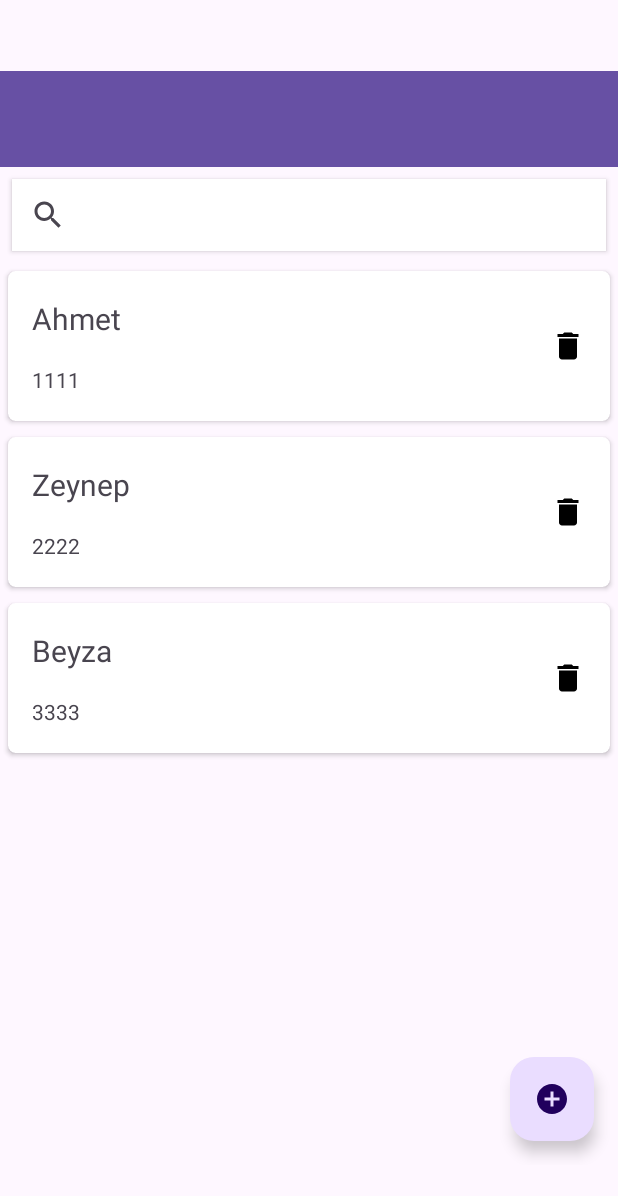
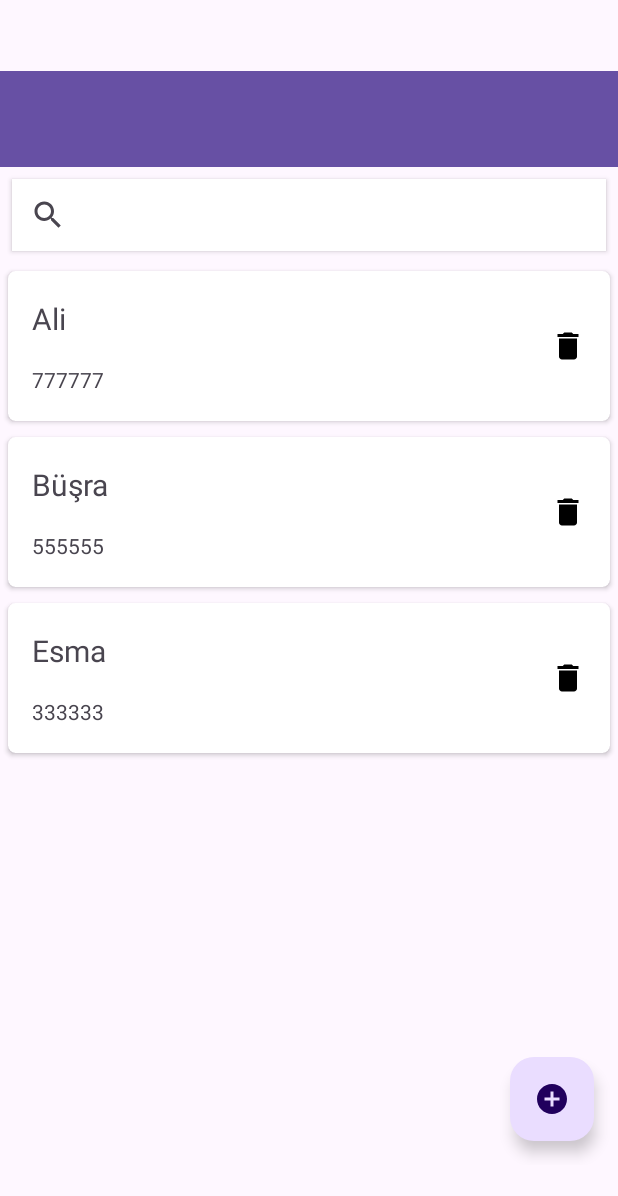
Before and after one commit to ZeliAkman/Contacts, an Android app: the screen it shows after launch (MainActivity), on a phone screen of 412 x 824 dp. Shown: the top 1196 px of the screen. Run offline under Robolectric (Android 15) with nearby library versions, the phone set to English and light mode, and no system bars; our stand-ins replace Dagger/Hilt's generated code, Room's generated code, data binding; 1 statement that could not run was skipped.

```diff
--- a/app/build.gradle.kts
+++ b/app/build.gradle.kts
@@ -65,4 +65,16 @@ dependencies {
     implementation("com.google.dagger:hilt-android:2.48")
     kapt("com.google.dagger:hilt-android-compiler:2.48")
 
+    // Room kutuphanesi
+
+
+    implementation ("androidx.room:room-runtime:2.6.1")
+    kapt ("androidx.room:room-compiler:2.6.1")
+    implementation ("androidx.room:room-ktx:2.6.1")
+    implementation ("androidx.lifecycle:lifecycle-runtime-ktx:2.6.2")
+
+
+
+
+
 }
--- a/app/src/main/java/com/example/ccontectssmvvm/data/datasource/KisilerDataSource.kt
+++ b/app/src/main/java/com/example/ccontectssmvvm/data/datasource/KisilerDataSource.kt
@@ -2,22 +2,15 @@ package com.example.ccontectssmvvm.data.datasource
 
 import android.util.Log
 import com.example.ccontectssmvvm.data.entity.Kisiler
+import com.example.ccontectssmvvm.room.KisilerDao
 import kotlinx.coroutines.Dispatchers
 import kotlinx.coroutines.withContext
 
-class KisilerDataSource {
+class KisilerDataSource(var kdao:KisilerDao) {
 
     suspend fun kisileriYukle() : List<Kisiler> =
         withContext(Dispatchers.IO){
-            val kisilerListesi = ArrayList<Kisiler>()
-            val k1 = Kisiler(1,"Ahmet","1111")
-            val k2 = Kisiler(2,"Zeynep","2222")
-            val k3 = Kisiler(3,"Beyza","3333")
-            kisilerListesi.add(k1)
-            kisilerListesi.add(k2)
-            kisilerListesi.add(k3)
-            return@withContext kisilerListesi
-
+            return@withContext kdao.kisileriYukle()
         }
 
 
--- a/app/src/main/java/com/example/ccontectssmvvm/data/entity/Kisiler.kt
+++ b/app/src/main/java/com/example/ccontectssmvvm/data/entity/Kisiler.kt
@@ -1,8 +1,13 @@
 package com.example.ccontectssmvvm.data.entity
 
+import androidx.room.ColumnInfo
+import androidx.room.Entity
+import org.jetbrains.annotations.NotNull
 import java.io.Serializable
 
-data class Kisiler(var kisi_id:Int,
-                   var kisi_ad:String,
-                   var kisi_tel:String) : Serializable {
+@Entity(tableName = "kisiler")
+data class Kisiler(
+                   @ColumnInfo(name="kisi_id") @NotNull var kisi_id:Int,
+                   @ColumnInfo(name="kisi_ad") @NotNull var kisi_ad:String,
+                   @ColumnInfo(name="kisi_tel") @NotNull var kisi_tel:String) : Serializable {
 }
--- a/app/src/main/java/com/example/ccontectssmvvm/di/AppModule.kt
+++ b/app/src/main/java/com/example/ccontectssmvvm/di/AppModule.kt
@@ -1,10 +1,15 @@
 package com.example.ccontectssmvvm.di
 
+import android.content.Context
+import androidx.room.Room
 import com.example.ccontectssmvvm.data.datasource.KisilerDataSource
 import com.example.ccontectssmvvm.data.repo.KisilerRepository
+import com.example.ccontectssmvvm.room.KisilerDao
+import com.example.ccontectssmvvm.room.Veritabani
 import dagger.Module
 import dagger.Provides
 import dagger.hilt.InstallIn
+import dagger.hilt.android.qualifiers.ApplicationContext
 import dagger.hilt.components.SingletonComponent
 import javax.inject.Singleton
 
@@ -13,8 +18,8 @@ import javax.inject.Singleton
 class AppModule {
     @Provides
     @Singleton
-    fun provideKisilerDataSource() : KisilerDataSource{
-        return KisilerDataSource()
+    fun provideKisilerDataSource(kdao:KisilerDao) : KisilerDataSource{
+        return KisilerDataSource(kdao)
     }
 
     @Provides
@@ -23,6 +28,15 @@ class AppModule {
         return KisilerRepository(kds)
     }
 
+    @Provides
+    @Singleton
+    fun provideKisilerDao(@ApplicationContext context: Context) : KisilerDao{
+        // veritabanına erişicez
+        val vt = Room.databaseBuilder(context,Veritabani::class.java,"rehber.sqlite")
+            .createFromAsset("rehber.sqlite").build() // veritabanı kopyası oluşturuyor
+        return vt.getKisilerDao()
+    }
+
 
 
 }
--- /dev/null
+++ b/app/src/main/java/com/example/ccontectssmvvm/room/KisilerDao.kt
@@ -0,0 +1,11 @@
+package com.example.ccontectssmvvm.room
+
+import androidx.room.Dao
+import androidx.room.Query
+import com.example.ccontectssmvvm.data.entity.Kisiler
+
+@Dao
+interface KisilerDao {
+    @Query("SELECT*FROM kisiler")
+    suspend fun kisileriYukle() : List<Kisiler>
+}
--- /dev/null
+++ b/app/src/main/java/com/example/ccontectssmvvm/room/Veritabani.kt
@@ -0,0 +1,12 @@
+package com.example.ccontectssmvvm.room
+
+import androidx.room.Database
+import androidx.room.RoomDatabase
+import com.example.ccontectssmvvm.data.entity.Kisiler
+
+@Database(entities = [Kisiler::class], version = 1)
+abstract class Veritabani :RoomDatabase() {
+
+    // interfaceye erişim fonksiyonudur
+    abstract fun getKisilerDao() : KisilerDao
+}
--- a/app/src/main/java/com/example/ccontectssmvvm/ui/fragment/KisiKayitFragment.kt
+++ b/app/src/main/java/com/example/ccontectssmvvm/ui/fragment/KisiKayitFragment.kt
@@ -26,10 +26,8 @@ class KisiKayitFragment : Fragment() {
         binding.toolbarBaslik = "Kişi Kayıt"
 
 
-
         return binding.root
     }
-
 
     // viewModel Bağlama
 
```
Also changed, not shown: app/src/main/assets/rehber.sqlite (added).
